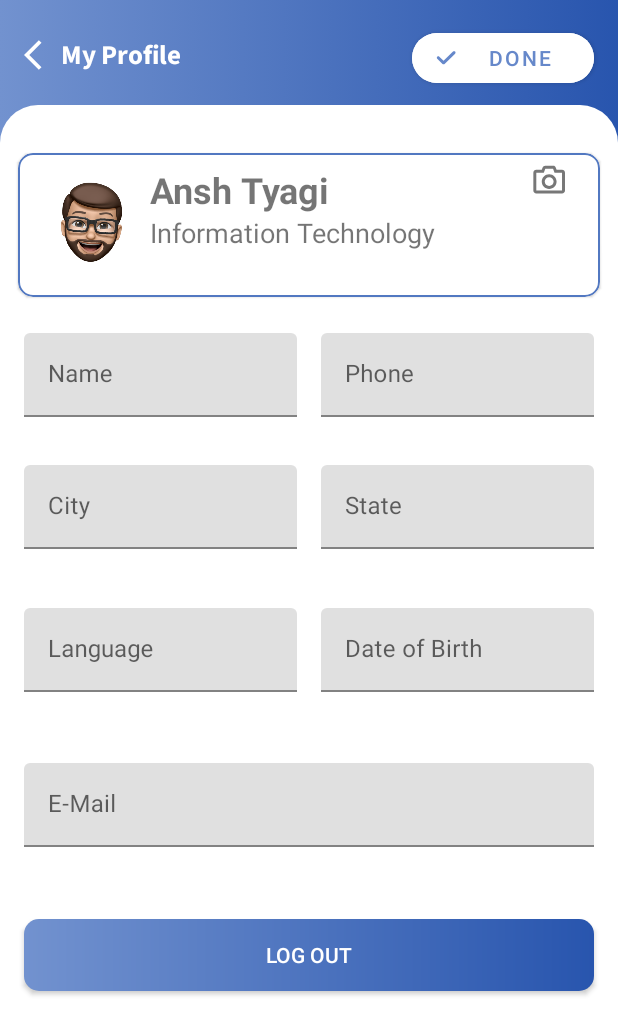
After one commit to Chandra-Mauli-Sharma/coeus, an Android app: the ProfileFragment screen opened through its navigation route, on a phone screen of 412 x 824 dp. The commit adds this screen. Shown: the top 1035 px of the screen. Run offline under Robolectric (Android 15) with nearby library versions, the phone set to English and light mode, and no system bars.

Commit message:
add:profile page ui

```diff
--- a/app/build.gradle
+++ b/app/build.gradle
@@ -46,4 +46,5 @@ dependencies {
     testImplementation 'junit:junit:4.+'
     androidTestImplementation 'androidx.test.ext:junit:1.1.3'
     androidTestImplementation 'androidx.test.espresso:espresso-core:3.4.0'
+    implementation 'com.google.android.material:material:1.6.0-alpha01'
 }
--- /dev/null
+++ b/app/src/main/java/com/example/coeus/ProfileFragment.kt
@@ -0,0 +1,31 @@
+package com.example.coeus
+
+import android.content.Context
+import android.os.Bundle
+import android.util.DisplayMetrics
+import androidx.fragment.app.Fragment
+import android.view.LayoutInflater
+import android.view.View
+import android.view.ViewGroup
+import android.view.WindowManager
+import android.widget.ImageView
+import android.widget.TextView
+import androidx.core.content.ContextCompat
+import com.google.android.material.button.MaterialButton
+import androidx.core.content.ContextCompat.getSystemService
+import androidx.navigation.findNavController
+
+
+class ProfileFragment : Fragment() {
+    override fun onCreateView(
+        inflater: LayoutInflater, container: ViewGroup?,
+        savedInstanceState: Bundle?
+    ): View? {
+        val view = inflater.inflate(R.layout.fragment_profile, container, false)
+        view.findViewById<TextView>(R.id.SearchText).setOnClickListener{
+            view.findNavController().navigate(R.id.action_profileFragment_to_homePageFragment)
+        }
+        return view
+    }
+
+}
--- a/app/src/main/java/com/example/coeus/adapter/HomeCardAdapter.kt
+++ b/app/src/main/java/com/example/coeus/adapter/HomeCardAdapter.kt
@@ -31,15 +31,7 @@ class HomeCardAdapter(val dataset:List<HomeCardData>):RecyclerView.Adapter<HomeC
         Glide.with(holder.itemView.context).load(item.image).into(holder.imageView)
         holder.textView.text=item.text
         holder.itemView.setOnClickListener{
-            when(position){
-                0 -> Navigation.findNavController(holder.itemView).navigate(R.id.action_homePageFragment_to_course)
-                1 -> Navigation.findNavController(holder.itemView).navigate(R.id.action_homePageFragment_to_course)
-                2 -> Navigation.findNavController(holder.itemView).navigate(R.id.action_homePageFragment_to_course)
-                3 -> Navigation.findNavController(holder.itemView).navigate(R.id.action_homePageFragment_to_course)
-                4 -> Navigation.findNavController(holder.itemView).navigate(R.id.action_homePageFragment_to_supportFragment)
-                5 -> Navigation.findNavController(holder.itemView).navigate(R.id.action_homePageFragment_to_course)
-            }
-
+            Navigation.findNavController(holder.itemView).navigate(item.action)
         }
     }
 
--- a/app/src/main/java/com/example/coeus/model/HomeCardModel.kt
+++ b/app/src/main/java/com/example/coeus/model/HomeCardModel.kt
@@ -11,7 +11,7 @@ class HomeCardModel {
             HomeCardData(R.drawable.ic_home_page_meet_icon,"1:1 with Educator", R.id.action_homePageFragment_to_course),
             HomeCardData(R.drawable.ic_home_page_calender_icon,"Calender",R.id.action_homePageFragment_to_calendarPage),
             HomeCardData(R.drawable.ic_home_page_support_icon,"Support", R.id.action_homePageFragment_to_course),
-            HomeCardData(R.drawable.ic_home_page_profile_icon,"My Profile", R.id.action_homePageFragment_to_course)
+            HomeCardData(R.drawable.ic_home_page_profile_icon,"My Profile", R.id.action_homePageFragment_to_profileFragment)
             )
     }
 }
--- /dev/null
+++ b/app/src/main/res/drawable/ic_cam.xml
@@ -0,0 +1,10 @@
+<vector xmlns:android="http://schemas.android.com/apk/res/android"
+    android:width="21dp"
+    android:height="19dp"
+    android:viewportWidth="21"
+    android:viewportHeight="19">
+  <path
+      android:pathData="M14.1266,5.044H19.0475V16.729H2.1736V5.044H7.0956L8.0696,2.444H13.1616L14.1266,5.044ZM13.3835,0.5H8.0685C7.2575,0.4996 6.5314,1.0026 6.2466,1.762L5.7466,3.097H2.1736C1.0985,3.0975 0.2271,3.9689 0.2266,5.044V16.729C0.2271,17.804 1.0984,18.6754 2.1735,18.676H19.0516C20.1266,18.6754 20.998,17.8041 20.9985,16.729V5.044C20.9963,3.9701 20.1254,3.1005 19.0515,3.1H15.4816L14.9016,1.558C14.6683,0.9213 14.0616,0.4985 13.3835,0.5ZM10.6125,15.755C13.301,15.7533 15.4799,13.5744 15.4816,10.886C15.48,8.1977 13.301,6.0187 10.6127,6.017C7.9246,6.0192 5.7462,8.198 5.7446,10.886C5.7462,13.5739 7.9245,15.7528 10.6125,15.755H10.6125ZM10.6125,7.965C12.2249,7.9672 13.5314,9.2737 13.5336,10.886C13.5314,12.4982 12.225,13.8048 10.6127,13.807C9.0003,13.8048 7.6938,12.4983 7.6916,10.886C7.6937,9.2738 9.0002,7.9673 10.6125,7.965H10.6125Z"
+      android:fillColor="#777777"
+      android:fillType="evenOdd"/>
+</vector>
--- /dev/null
+++ b/app/src/main/res/drawable/ic_done_checked_arror.xml
@@ -0,0 +1,10 @@
+<vector xmlns:android="http://schemas.android.com/apk/res/android"
+    android:width="13dp"
+    android:height="10dp"
+    android:viewportWidth="13"
+    android:viewportHeight="10">
+  <path
+      android:pathData="M4.9071,9.541C4.6505,9.5415 4.4043,9.4396 4.2231,9.258L0.8041,5.841C0.4264,5.4633 0.4263,4.8509 0.804,4.4731C1.1816,4.0953 1.794,4.0952 2.1718,4.4728L4.9071,7.208L11.0621,1.053C11.4398,0.6753 12.0522,0.6752 12.43,1.0529C12.8077,1.4305 12.8079,2.0429 12.4303,2.4208L5.5911,9.262C5.4091,9.442 5.1631,9.5424 4.9071,9.541Z"
+      android:fillColor="#6688CA"
+      android:fillType="evenOdd"/>
+</vector>
--- /dev/null
+++ b/app/src/main/res/layout/fragment_profile.xml
@@ -0,0 +1,248 @@
+<?xml version="1.0" encoding="utf-8"?>
+<androidx.constraintlayout.widget.ConstraintLayout xmlns:android="http://schemas.android.com/apk/res/android"
+    xmlns:app="http://schemas.android.com/apk/res-auto"
+    xmlns:tools="http://schemas.android.com/tools"
+    android:layout_width="match_parent"
+    android:layout_height="match_parent"
+    android:background="@drawable/gradient"
+    tools:context=".ProfileFragment">
+
+    <TextView
+        android:id="@+id/SearchText"
+        android:clickable="true"
+        android:layout_width="wrap_content"
+        android:layout_height="wrap_content"
+        android:layout_marginStart="16dp"
+        android:layout_marginTop="24dp"
+        android:drawableLeft="@drawable/ic_baseline_arrow_back_ios_24"
+        android:fontFamily="@font/source_sans_pro_bold"
+        android:gravity="center"
+        android:text="My Profile"
+        android:textColor="#FFFFFF"
+        android:textSize="18sp"
+        app:drawableTint="#FFFFFF"
+        app:layout_constraintStart_toStartOf="parent"
+        app:layout_constraintTop_toTopOf="parent" />
+
+    <com.google.android.material.button.MaterialButton
+        android:id="@+id/doneBtn"
+        android:layout_width="121dp"
+        android:layout_height="45dp"
+        android:layout_marginTop="16dp"
+        android:layout_marginEnd="16dp"
+        app:cornerRadius="32dp"
+        android:backgroundTint="#FFFFFF"
+        android:textColor="#6688CA"
+        android:text="Done"
+        app:icon="@drawable/ic_done_checked_arror"
+        app:iconTint="#6688CA"
+        app:layout_constraintEnd_toEndOf="parent"
+        app:layout_constraintTop_toTopOf="parent" />
+
+    <androidx.constraintlayout.widget.ConstraintLayout
+        android:layout_width="match_parent"
+        android:layout_height="match_parent"
+        android:layout_gravity="bottom"
+        android:layout_marginTop="70dp"
+        android:background="@drawable/round_outline">
+
+        <com.google.android.material.card.MaterialCardView
+            android:id="@+id/materialCardView"
+            android:layout_width="match_parent"
+            android:layout_height="wrap_content"
+            android:layout_marginStart="12dp"
+            android:layout_marginTop="32dp"
+            android:layout_marginEnd="12dp"
+            app:cardCornerRadius="10dp"
+            app:contentPadding="8dp"
+            app:layout_constraintEnd_toEndOf="parent"
+            app:layout_constraintStart_toStartOf="parent"
+            app:layout_constraintTop_toTopOf="parent"
+            app:strokeColor="#5278C1"
+            app:strokeWidth="1dp">
+
+            <LinearLayout
+                android:layout_width="match_parent"
+                android:layout_height="match_parent"
+                android:orientation="horizontal">
+
+                <ImageView
+                    android:layout_width="80dp"
+                    android:layout_height="80dp"
+                    android:background="@drawable/ani" />
+
+                <LinearLayout
+                    android:layout_width="1.5in"
+                    android:layout_height="match_parent"
+                    android:orientation="vertical">
+
+                    <TextView
+                        android:layout_width="match_parent"
+                        android:layout_height="wrap_content"
+                        android:text="Ansh Tyagi"
+                        android:textSize="24sp"
+                        android:textStyle="bold" />
+
+                    <TextView
+                        android:layout_width="match_parent"
+                        android:layout_height="wrap_content"
+                        android:text="Information Technology"
+                        android:textSize="18sp" />
+
+                </LinearLayout>
+
+                <ImageView
+                    android:id="@+id/imageView10"
+                    android:layout_width="match_parent"
+                    android:layout_height="wrap_content"
+                    android:src="@drawable/ic_cam" />
+            </LinearLayout>
+
+        </com.google.android.material.card.MaterialCardView>
+
+        <LinearLayout
+            android:id="@+id/linearLayout"
+            android:layout_width="match_parent"
+            android:layout_height="wrap_content"
+            android:layout_marginTop="16dp"
+            android:orientation="horizontal"
+            app:layout_constraintTop_toBottomOf="@+id/materialCardView"
+            android:gravity="center_vertical"
+            android:padding="8dp"
+            android:weightSum="2"
+            tools:layout_editor_absoluteX="0dp">
+
+            <com.google.android.material.textfield.TextInputLayout
+                android:layout_width="0dp"
+                android:layout_weight="1"
+                android:layout_height="wrap_content"
+                android:layout_marginHorizontal="8dp"
+                android:hint="Name">
+                <com.google.android.material.textfield.TextInputEditText
+                    android:layout_width="match_parent"
+                    android:layout_height="wrap_content"/>
+            </com.google.android.material.textfield.TextInputLayout>
+
+            <com.google.android.material.textfield.TextInputLayout
+                android:layout_width="0dp"
+                android:layout_weight="1"
+                android:layout_height="wrap_content"
+                android:layout_marginHorizontal="8dp"
+                android:hint="Phone">
+                <com.google.android.material.textfield.TextInputEditText
+                    android:layout_width="match_parent"
+                    android:layout_height="wrap_content"/>
+            </com.google.android.material.textfield.TextInputLayout>
+
+        </LinearLayout>
+
+        <LinearLayout
+            android:id="@+id/linearLayout2"
+            android:layout_width="match_parent"
+            android:layout_height="wrap_content"
+            android:layout_marginTop="16dp"
+            android:orientation="horizontal"
+            app:layout_constraintTop_toBottomOf="@+id/linearLayout"
+            android:gravity="center_vertical"
+            android:padding="8dp"
+            android:weightSum="2"
+            tools:layout_editor_absoluteX="0dp">
+
+            <com.google.android.material.textfield.TextInputLayout
+                android:layout_width="0dp"
+                android:layout_weight="1"
+                android:layout_height="wrap_content"
+                android:layout_marginHorizontal="8dp"
+                android:hint="City">
+                <com.google.android.material.textfield.TextInputEditText
+                    android:layout_width="match_parent"
+                    android:layout_height="wrap_content"/>
+            </com.google.android.material.textfield.TextInputLayout>
+
+            <com.google.android.material.textfield.TextInputLayout
+                android:layout_width="0dp"
+                android:layout_weight="1"
+                android:layout_height="wrap_content"
+                android:layout_marginHorizontal="8dp"
+                android:hint="State">
+                <com.google.android.material.textfield.TextInputEditText
+                    android:layout_width="match_parent"
+                    android:layout_height="wrap_content"/>
+            </com.google.android.material.textfield.TextInputLayout>
+
+        </LinearLayout>
+
+        <LinearLayout
+            android:id="@+id/linearLayout3"
+            android:layout_width="match_parent"
+            android:layout_height="87dp"
+            android:layout_marginTop="16dp"
+            android:orientation="horizontal"
+            app:layout_constraintTop_toBottomOf="@+id/linearLayout2"
+            android:gravity="center_vertical"
+            android:padding="8dp"
+            android:weightSum="2"
+            tools:layout_editor_absoluteX="0dp">
+
+            <com.google.android.material.textfield.TextInputLayout
+                android:layout_width="0dp"
+                android:layout_weight="1"
+                android:layout_height="wrap_content"
+                android:layout_marginHorizontal="8dp"
+                android:hint="Language">
+                <com.google.android.material.textfield.TextInputEditText
+                    android:layout_width="match_parent"
+                    android:layout_height="wrap_content"/>
+            </com.google.android.material.textfield.TextInputLayout>
+
+            <com.google.android.material.textfield.TextInputLayout
+                android:layout_width="0dp"
+                android:layout_weight="1"
+                android:layout_height="wrap_content"
+                android:layout_marginHorizontal="8dp"
+                android:hint="Date of Birth">
+                <com.google.android.material.textfield.TextInputEditText
+                    android:layout_width="match_parent"
+                    android:layout_height="wrap_content"/>
+            </com.google.android.material.textfield.TextInputLayout>
+
+        </LinearLayout>
+
+        <LinearLayout
+            android:id="@+id/linearLayout4"
+            android:layout_width="match_parent"
+            android:layout_height="87dp"
+            android:layout_marginTop="16dp"
+            android:gravity="center_vertical"
+            android:orientation="horizontal"
+            android:padding="8dp"
+            app:layout_constraintTop_toBottomOf="@+id/linearLayout3"
+            tools:layout_editor_absoluteX="0dp">
+
+            <com.google.android.material.textfield.TextInputLayout
+                android:layout_width="0dp"
+                android:layout_height="wrap_content"
+                android:layout_marginHorizontal="8dp"
+                android:layout_weight="1"
+                android:hint="E-Mail">
+
+                <com.google.android.material.textfield.TextInputEditText
+                    android:layout_width="match_parent"
+                    android:layout_height="wrap_content" />
+            </com.google.android.material.textfield.TextInputLayout>
+        </LinearLayout>
+
+        <androidx.appcompat.widget.AppCompatButton
+            android:layout_width="match_parent"
+            android:layout_height="wrap_content"
+            android:layout_marginHorizontal="16dp"
+            android:layout_marginTop="32dp"
+            android:background="@drawable/round_button"
+            android:text="Log Out"
+            android:textColor="#FFF"
+            app:layout_constraintStart_toStartOf="parent"
+            app:layout_constraintTop_toBottomOf="@+id/linearLayout4" />
+
+    </androidx.constraintlayout.widget.ConstraintLayout>
+
+</androidx.constraintlayout.widget.ConstraintLayout>
--- a/app/src/main/res/navigation/nav_host_fragment.xml
+++ b/app/src/main/res/navigation/nav_host_fragment.xml
@@ -24,6 +24,9 @@
         <action
             android:id="@+id/action_homePageFragment_to_supportFragment"
             app:destination="@id/supportFragment" />
+        <action
+            android:id="@+id/action_homePageFragment_to_profileFragment"
+            app:destination="@id/profileFragment" />
     </fragment>
     <fragment
         android:id="@+id/supportFragment"
@@ -46,4 +49,13 @@
             android:id="@+id/action_calendarPage_to_homePageFragment"
             app:destination="@id/homePageFragment" />
     </fragment>
+    <fragment
+        android:id="@+id/profileFragment"
+        android:name="com.example.coeus.ProfileFragment"
+        android:label="fragment_profile"
+        tools:layout="@layout/fragment_profile" >
+        <action
+            android:id="@+id/action_profileFragment_to_homePageFragment"
+            app:destination="@id/homePageFragment" />
+    </fragment>
 </navigation>
```
